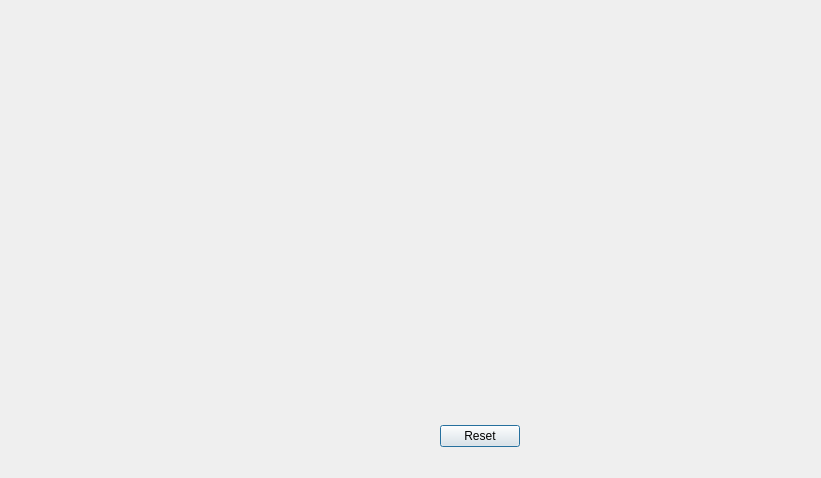
Before: the Qt Designer form Assets/dlgCraftItems.ui in PathOfBuildingCommunity/PathOfBuilding-Python, drawn with Qt 5.
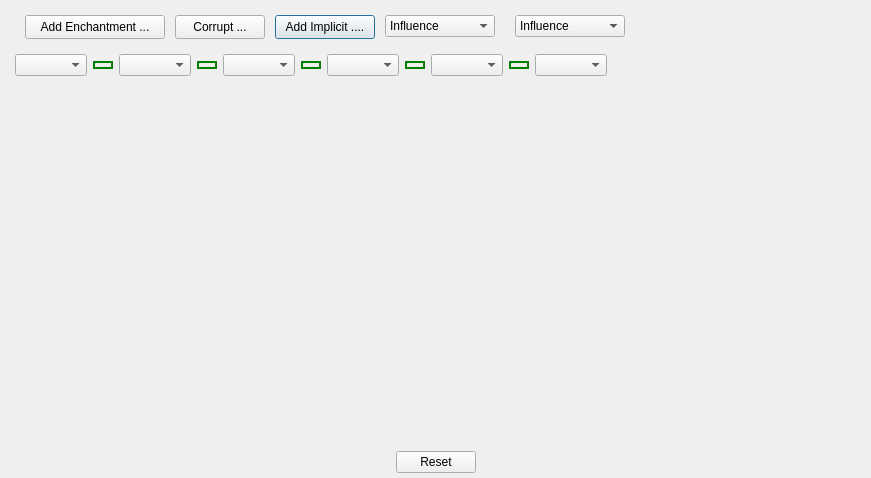
After: the same form once the commit is applied.

Diff of the .ui file:
```diff
--- a/Assets/dlgCraftItems.ui
+++ b/Assets/dlgCraftItems.ui
@@ -6,29 +6,540 @@
    <rect>
     <x>0</x>
     <y>0</y>
-    <width>821</width>
+    <width>871</width>
     <height>478</height>
    </rect>
   </property>
   <property name="windowTitle">
    <string>Dialog</string>
   </property>
-  <widget class="QDialogButtonBox" name="btnBox">
-   <property name="geometry">
-    <rect>
-     <x>440</x>
-     <y>420</y>
-     <width>341</width>
-     <height>32</height>
-    </rect>
+  <layout class="QVBoxLayout" name="verticalLayout" stretch="1,5,1">
+   <property name="spacing">
+    <number>2</number>
    </property>
-   <property name="orientation">
-    <enum>Qt::Horizontal</enum>
+   <property name="leftMargin">
+    <number>5</number>
    </property>
-   <property name="standardButtons">
-    <set>QDialogButtonBox::Reset</set>
+   <property name="topMargin">
+    <number>5</number>
    </property>
-  </widget>
+   <property name="rightMargin">
+    <number>5</number>
+   </property>
+   <property name="bottomMargin">
+    <number>5</number>
+   </property>
+   <item>
+    <widget class="QFrame" name="frame_Controls">
+     <property name="minimumSize">
+      <size>
+       <width>650</width>
+       <height>0</height>
+      </size>
+     </property>
+     <property name="frameShape">
+      <enum>QFrame::NoFrame</enum>
+     </property>
+     <property name="frameShadow">
+      <enum>QFrame::Raised</enum>
+     </property>
+     <widget class="QWidget" name="widget" native="true">
+      <property name="geometry">
+       <rect>
+        <x>10</x>
+        <y>40</y>
+        <width>620</width>
+        <height>40</height>
+       </rect>
+      </property>
+      <property name="minimumSize">
+       <size>
+        <width>620</width>
+        <height>0</height>
+       </size>
+      </property>
+      <layout class="QHBoxLayout" name="horizontalLayout">
+       <item>
+        <widget class="QComboBox" name="combo_Socket1"/>
+       </item>
+       <item>
+        <widget class="QCheckBox" name="check_Connector1">
+         <property name="sizePolicy">
+          <sizepolicy hsizetype="Fixed" vsizetype="Fixed">
+           <horstretch>0</horstretch>
+           <verstretch>0</verstretch>
+          </sizepolicy>
+         </property>
+         <property name="maximumSize">
+          <size>
+           <width>20</width>
+           <height>16</height>
+          </size>
+         </property>
+         <property name="toolTip">
+          <string>Click to (dis)connect these sockets</string>
+         </property>
+         <property name="styleSheet">
+          <string notr="true">QCheckBox::indicator:unchecked {
+border : 2px solid red;
+width : 4px;
+height : 16px;
+padding : 5px;
+}
+
+QCheckBox::indicator:checked {
+border : 2px solid green;
+width : 16px;
+height : 4px;
+}
+</string>
+         </property>
+         <property name="text">
+          <string>-</string>
+         </property>
+         <property name="checked">
+          <bool>true</bool>
+         </property>
+        </widget>
+       </item>
+       <item>
+        <widget class="QComboBox" name="combo_Socket2"/>
+       </item>
+       <item>
+        <widget class="QCheckBox" name="check_Connector2">
+         <property name="minimumSize">
+          <size>
+           <width>0</width>
+           <height>0</height>
+          </size>
+         </property>
+         <property name="maximumSize">
+          <size>
+           <width>20</width>
+           <height>16</height>
+          </size>
+         </property>
+         <property name="toolTip">
+          <string>Click to (dis)connect these sockets</string>
+         </property>
+         <property name="styleSheet">
+          <string notr="true">QCheckBox::indicator:unchecked {
+border : 2px solid red;
+width : 4px;
+height : 16px;
+padding : 5px;
+}
+
+QCheckBox::indicator:checked {
+border : 2px solid green;
+width : 16px;
+height : 4px;
+}
+</string>
+         </property>
+         <property name="text">
+          <string>-</string>
+         </property>
+         <property name="checked">
+          <bool>true</bool>
+         </property>
+        </widget>
+       </item>
+       <item>
+        <widget class="QComboBox" name="combo_Socket3"/>
+       </item>
+       <item>
+        <widget class="QCheckBox" name="check_Connector3">
+         <property name="minimumSize">
+          <size>
+           <width>0</width>
+           <height>0</height>
+          </size>
+         </property>
+         <property name="maximumSize">
+          <size>
+           <width>20</width>
+           <height>16</height>
+          </size>
+         </property>
+         <property name="toolTip">
+          <string>Click to (dis)connect these sockets</string>
+         </property>
+         <property name="styleSheet">
+          <string notr="true">QCheckBox::indicator:unchecked {
+border : 2px solid red;
+width : 4px;
+height : 16px;
+padding : 5px;
+}
+
+QCheckBox::indicator:checked {
+border : 2px solid green;
+width : 16px;
+height : 4px;
+}
+</string>
+         </property>
+         <property name="text">
+          <string>-</string>
+         </property>
+         <property name="checked">
+          <bool>true</bool>
+         </property>
+        </widget>
+       </item>
+       <item>
+        <widget class="QComboBox" name="combo_Socket4"/>
+       </item>
+       <item>
+        <widget class="QCheckBox" name="check_Connector4">
+         <property name="minimumSize">
+          <size>
+           <width>0</width>
+           <height>0</height>
+          </size>
+         </property>
+         <property name="maximumSize">
+          <size>
+           <width>20</width>
+           <height>16</height>
+          </size>
+         </property>
+         <property name="toolTip">
+          <string>Click to (dis)connect these sockets</string>
+         </property>
+         <property name="styleSheet">
+          <string notr="true">QCheckBox::indicator:unchecked {
+border : 2px solid red;
+width : 4px;
+height : 16px;
+padding : 5px;
+}
+
+QCheckBox::indicator:checked {
+border : 2px solid green;
+width : 16px;
+height : 4px;
+}
+</string>
+         </property>
+         <property name="text">
+          <string>-</string>
+         </property>
+         <property name="checked">
+          <bool>true</bool>
+         </property>
+        </widget>
+       </item>
+       <item>
+        <widget class="QComboBox" name="combo_Socket5"/>
+       </item>
+       <item>
+        <widget class="QCheckBox" name="check_Connector5">
+         <property name="minimumSize">
+          <size>
+           <width>0</width>
+           <height>0</height>
+          </size>
+         </property>
+         <property name="maximumSize">
+          <size>
+           <width>20</width>
+           <height>16</height>
+          </size>
+         </property>
+         <property name="toolTip">
+          <string>Click to (dis)connect these sockets</string>
+         </property>
+         <property name="styleSheet">
+          <string notr="true">QCheckBox::indicator:unchecked {
+border : 2px solid red;
+width : 4px;
+height : 16px;
+padding : 5px;
+}
+
+QCheckBox::indicator:checked {
+border : 2px solid green;
+width : 16px;
+height : 4px;
+}
+</string>
+         </property>
+         <property name="text">
+          <string>-</string>
+         </property>
+         <property name="checked">
+          <bool>true</bool>
+         </property>
+        </widget>
+       </item>
+       <item>
+        <widget class="QComboBox" name="combo_Socket6"/>
+       </item>
+       <item>
+        <spacer name="hspacer_sockets">
+         <property name="orientation">
+          <enum>Qt::Horizontal</enum>
+         </property>
+         <property name="sizeHint" stdset="0">
+          <size>
+           <width>40</width>
+           <height>20</height>
+          </size>
+         </property>
+        </spacer>
+       </item>
+      </layout>
+     </widget>
+     <widget class="QComboBox" name="combo_Influence2">
+      <property name="geometry">
+       <rect>
+        <x>510</x>
+        <y>10</y>
+        <width>110</width>
+        <height>22</height>
+       </rect>
+      </property>
+      <item>
+       <property name="text">
+        <string>Influence</string>
+       </property>
+      </item>
+      <item>
+       <property name="text">
+        <string>Shaper</string>
+       </property>
+      </item>
+      <item>
+       <property name="text">
+        <string>Elder</string>
+       </property>
+      </item>
+      <item>
+       <property name="text">
+        <string>Warlord</string>
+       </property>
+      </item>
+      <item>
+       <property name="text">
+        <string>Hunter</string>
+       </property>
+      </item>
+      <item>
+       <property name="text">
+        <string>Crusader</string>
+       </property>
+      </item>
+      <item>
+       <property name="text">
+        <string>Redeemer</string>
+       </property>
+      </item>
+      <item>
+       <property name="text">
+        <string>Searing Exarch</string>
+       </property>
+      </item>
+      <item>
+       <property name="text">
+        <string>Eater of Worlds</string>
+       </property>
+      </item>
+     </widget>
+     <widget class="QPushButton" name="btn_Implicit">
+      <property name="geometry">
+       <rect>
+        <x>270</x>
+        <y>10</y>
+        <width>100</width>
+        <height>24</height>
+       </rect>
+      </property>
+      <property name="text">
+       <string>Add Implicit ....</string>
+      </property>
+     </widget>
+     <widget class="QPushButton" name="btn_Corrupt">
+      <property name="geometry">
+       <rect>
+        <x>170</x>
+        <y>10</y>
+        <width>90</width>
+        <height>24</height>
+       </rect>
+      </property>
+      <property name="text">
+       <string>Corrupt ...</string>
+      </property>
+     </widget>
+     <widget class="QPushButton" name="btn_Enchantment">
+      <property name="geometry">
+       <rect>
+        <x>20</x>
+        <y>10</y>
+        <width>140</width>
+        <height>24</height>
+       </rect>
+      </property>
+      <property name="text">
+       <string>Add Enchantment ...</string>
+      </property>
+     </widget>
+     <widget class="QComboBox" name="combo_Influence1">
+      <property name="geometry">
+       <rect>
+        <x>380</x>
+        <y>10</y>
+        <width>110</width>
+        <height>22</height>
+       </rect>
+      </property>
+      <item>
+       <property name="text">
+        <string>Influence</string>
+       </property>
+      </item>
+      <item>
+       <property name="text">
+        <string>Shaper</string>
+       </property>
+      </item>
+      <item>
+       <property name="text">
+        <string>Elder</string>
+       </property>
+      </item>
+      <item>
+       <property name="text">
+        <string>Warlord</string>
+       </property>
+      </item>
+      <item>
+       <property name="text">
+        <string>Hunter</string>
+       </property>
+      </item>
+      <item>
+       <property name="text">
+        <string>Crusader</string>
+       </property>
+      </item>
+      <item>
+       <property name="text">
+        <string>Redeemer</string>
+       </property>
+      </item>
+      <item>
+       <property name="text">
+        <string>Searing Exarch</string>
+       </property>
+      </item>
+      <item>
+       <property name="text">
+        <string>Eater of Worlds</string>
+       </property>
+      </item>
+     </widget>
+    </widget>
+   </item>
+   <item>
+    <widget class="QFrame" name="frame_Item">
+     <property name="frameShape">
+      <enum>QFrame::NoFrame</enum>
+     </property>
+     <property name="frameShadow">
+      <enum>QFrame::Raised</enum>
+     </property>
+     <layout class="QHBoxLayout" name="horizontalLayout_2" stretch="3,2">
+      <property name="spacing">
+       <number>2</number>
+      </property>
+      <property name="leftMargin">
+       <number>0</number>
+      </property>
+      <property name="topMargin">
+       <number>0</number>
+      </property>
+      <property name="rightMargin">
+       <number>0</number>
+      </property>
+      <property name="bottomMargin">
+       <number>0</number>
+      </property>
+      <item>
+       <widget class="QLabel" name="label_Item">
+        <property name="sizePolicy">
+         <sizepolicy hsizetype="MinimumExpanding" vsizetype="Preferred">
+          <horstretch>0</horstretch>
+          <verstretch>0</verstretch>
+         </sizepolicy>
+        </property>
+        <property name="minimumSize">
+         <size>
+          <width>426</width>
+          <height>310</height>
+         </size>
+        </property>
+        <property name="frameShape">
+         <enum>QFrame::NoFrame</enum>
+        </property>
+        <property name="text">
+         <string/>
+        </property>
+        <property name="alignment">
+         <set>Qt::AlignLeading|Qt::AlignLeft|Qt::AlignTop</set>
+        </property>
+        <property name="wordWrap">
+         <bool>true</bool>
+        </property>
+       </widget>
+      </item>
+      <item>
+       <widget class="QLabel" name="label_Stats">
+        <property name="sizePolicy">
+         <sizepolicy hsizetype="MinimumExpanding" vsizetype="Preferred">
+          <horstretch>0</horstretch>
+          <verstretch>0</verstretch>
+         </sizepolicy>
+        </property>
+        <property name="minimumSize">
+         <size>
+          <width>400</width>
+          <height>310</height>
+         </size>
+        </property>
+        <property name="frameShape">
+         <enum>QFrame::NoFrame</enum>
+        </property>
+        <property name="text">
+         <string/>
+        </property>
+        <property name="alignment">
+         <set>Qt::AlignLeading|Qt::AlignLeft|Qt::AlignTop</set>
+        </property>
+        <property name="wordWrap">
+         <bool>true</bool>
+        </property>
+       </widget>
+      </item>
+     </layout>
+    </widget>
+   </item>
+   <item>
+    <widget class="QDialogButtonBox" name="btnBox">
+     <property name="orientation">
+      <enum>Qt::Horizontal</enum>
+     </property>
+     <property name="standardButtons">
+      <set>QDialogButtonBox::Reset</set>
+     </property>
+     <property name="centerButtons">
+      <bool>true</bool>
+     </property>
+    </widget>
+   </item>
+  </layout>
  </widget>
  <resources/>
  <connections>
```
